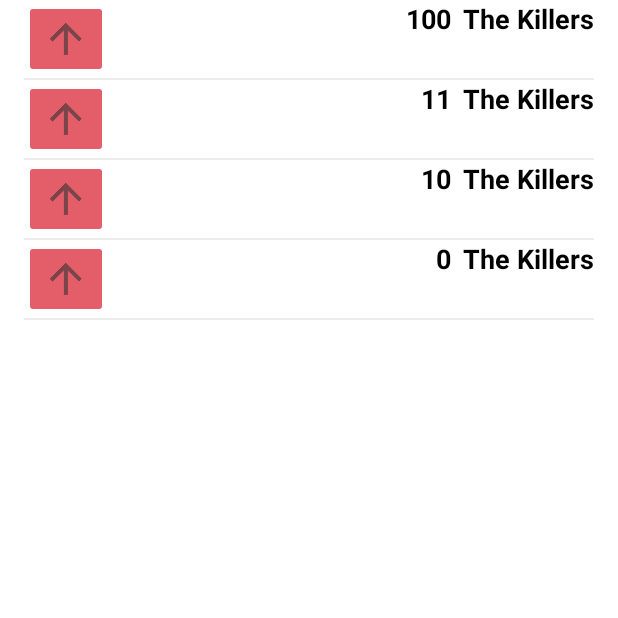
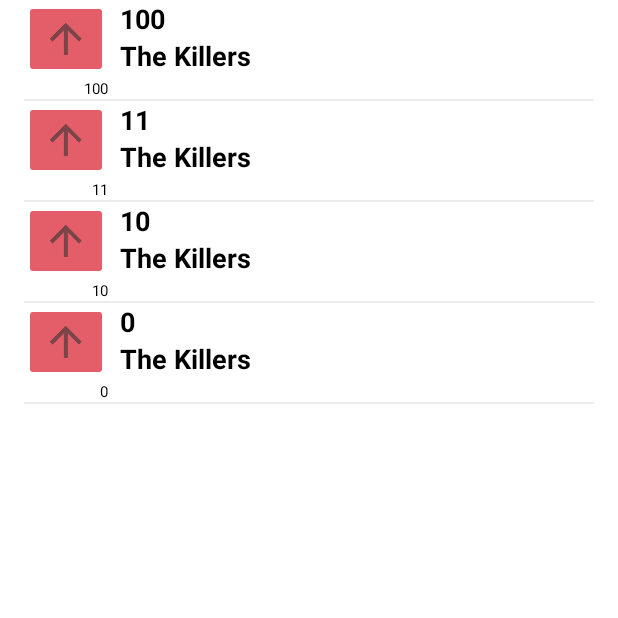
Before and after one commit to JUQE/HackEd2017, an Android app: the UserView screen opened directly, with no data from a screen before it, on a phone screen of 412 x 824 dp, the top half of it. Run offline under Robolectric (Android 15) with nearby library versions, the phone set to English and light mode, and no system bars.

Commit message:
fixing bugs lul

```diff
--- a/app/src/main/java/com/example/brianofrim/juqe/DjActivity.java
+++ b/app/src/main/java/com/example/brianofrim/juqe/DjActivity.java
@@ -103,7 +103,7 @@ public class DjActivity extends Activity implements
         poolButton.setOnClickListener(new View.OnClickListener() {
             @Override
             public void onClick(View v) {
-                gotToSongPool();
+                goToSongPool();
 
             }
         });
@@ -261,7 +261,7 @@ public class DjActivity extends Activity implements
 //            }
     }
 
-    public void gotToSongPool(){
+    public void goToSongPool(){
         Intent intent = new Intent(this, SongPoolActivity.class);
         startActivity(intent);
 
--- a/app/src/main/java/com/example/brianofrim/juqe/ResultsListAdapter.java
+++ b/app/src/main/java/com/example/brianofrim/juqe/ResultsListAdapter.java
@@ -4,6 +4,7 @@ package com.example.brianofrim.juqe;
 
         import android.content.Context;
         import android.graphics.Color;
+        import android.graphics.PorterDuff;
         import android.support.v4.content.ContextCompat;
         import android.view.LayoutInflater;
         import android.view.View;
@@ -44,7 +45,7 @@ public class ResultsListAdapter extends ArrayAdapter<Song> {
                 // TODO Auto-generated method stub
                 VenueController.addSong(songList.get(position));
                 addToPoolButton.setEnabled(false);
-                addToPoolButton.setBackgroundColor(ContextCompat.getColor(context, R.color.buttonPressed));
+                addToPoolButton.getBackground().setColorFilter(ContextCompat.getColor(context, R.color.buttonPressed), PorterDuff.Mode.MULTIPLY);
                 //notifyDataSetChanged();
             }
             //RelativeLayout listItem = (RelativeLayout) v.getParent();
--- a/app/src/main/java/com/example/brianofrim/juqe/SongListAdapter.java
+++ b/app/src/main/java/com/example/brianofrim/juqe/SongListAdapter.java
@@ -34,6 +34,9 @@ public class SongListAdapter extends ArrayAdapter<Song> {
         }
         TextView songName = (TextView) convertView.findViewById(R.id.songName);
         TextView songArtist = (TextView) convertView.findViewById(R.id.songArtist);
+        TextView upvoteCount = (TextView) convertView.findViewById(R.id.upvoteCount);
+
+        upvoteCount.setText(Integer.toString(songList.get(position).getVotes()));
         ImageButton upvoteButton = (ImageButton) convertView.findViewById(R.id.upvote_button);
         upvoteButton.setOnClickListener(new View.OnClickListener() {
 
--- a/app/src/main/res/layout/song_list_item.xml
+++ b/app/src/main/res/layout/song_list_item.xml
@@ -5,11 +5,20 @@
     android:descendantFocusability="blocksDescendants">
 
 
+    <ImageButton
+        android:layout_width="wrap_content"
+        android:layout_height="wrap_content"
+        android:src="@drawable/ic_action_name"
+        android:id="@+id/upvote_button"
+        android:text="Complete"
+        android:layout_alignParentLeft="true"
+        />
+
     <TextView
         android:id="@+id/songName"
         android:layout_width="wrap_content"
         android:layout_height="wrap_content"
-        android:layout_toLeftOf="@id/songArtist"
+        android:layout_toRightOf="@id/upvote_button"
         android:paddingLeft="8dp"
         android:textColor="@color/black"
         android:textSize="18sp"
@@ -25,15 +34,21 @@
         android:textColor="@color/black"
         android:textSize="18sp"
         android:textStyle="bold"
+        android:layout_below="@id/songName"
+        android:layout_toRightOf="@id/upvote_button"
         />
 
-    <ImageButton
+    <TextView
+        android:id="@+id/upvoteCount"
+        android:layout_height="wrap_content"
         android:layout_width="wrap_content"
-        android:layout_height="wrap_content"
-        android:src="@drawable/ic_action_name"
-        android:id="@+id/upvote_button"
-        android:text="Complete"
-        android:layout_alignParentLeft="true"
+        android:layout_below="@id/upvote_button"
+        android:layout_toLeftOf="@id/songArtist"
+        android:textSize="10sp"
+        android:textColor="@color/black"
+        android:text="holder"
         />
 
+
+
 </RelativeLayout>
```
Also changed, not shown: app/src/main/res/layout/search_results_listview.xml (+0 -7 lines).
